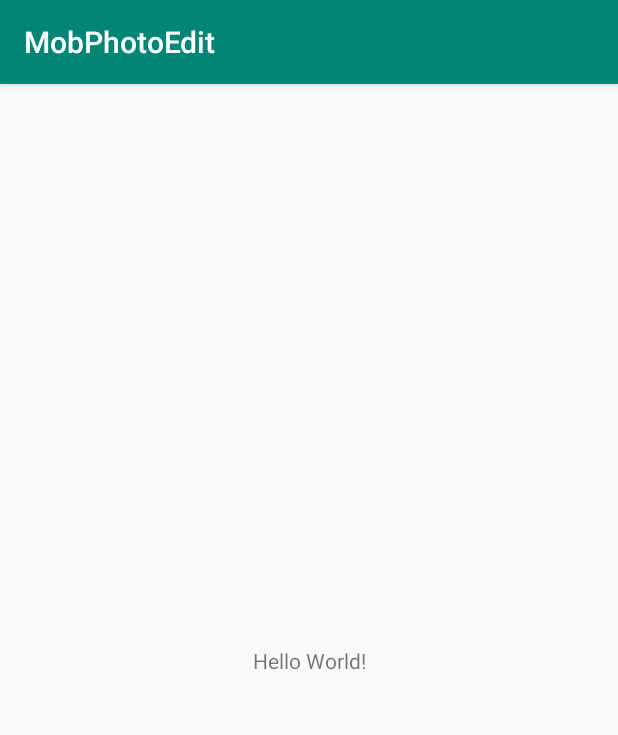
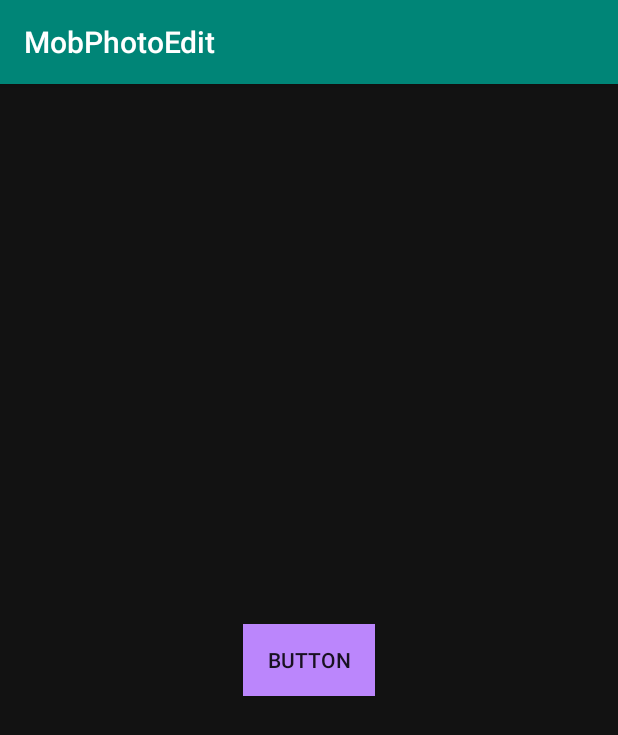
Before and after one commit to DanilB01/PhotoEditor, an Android app: the screen it shows after launch (MainActivity), on a phone screen of 412 x 824 dp. Shown: the top 735 px of the screen. Run offline under Robolectric (Android 15) with nearby library versions, the phone set to English and light mode, and no system bars.

Commit message:
newButton

```diff
--- a/app/src/main/res/layout/activity_main.xml
+++ b/app/src/main/res/layout/activity_main.xml
@@ -4,15 +4,17 @@
     xmlns:tools="http://schemas.android.com/tools"
     android:layout_width="match_parent"
     android:layout_height="match_parent"
-    tools:context=".MainActivity">
+    android:background="#121212"
+    tools:context=".MainActivity" >
 
-    <TextView
+    <Button
+        android:id="@+id/button3"
         android:layout_width="wrap_content"
         android:layout_height="wrap_content"
-        android:text="Hello World!"
+        android:background="#BB86FC"
+        android:text="Button"
         app:layout_constraintBottom_toBottomOf="parent"
-        app:layout_constraintLeft_toLeftOf="parent"
-        app:layout_constraintRight_toRightOf="parent"
+        app:layout_constraintEnd_toEndOf="parent"
+        app:layout_constraintStart_toStartOf="parent"
         app:layout_constraintTop_toTopOf="parent" />
-
 </androidx.constraintlayout.widget.ConstraintLayout>
--- a/app/src/main/res/values/styles.xml
+++ b/app/src/main/res/values/styles.xml
@@ -8,4 +8,5 @@
         <item name="colorAccent">@color/colorAccent</item>
     </style>
 
+
 </resources>
```
